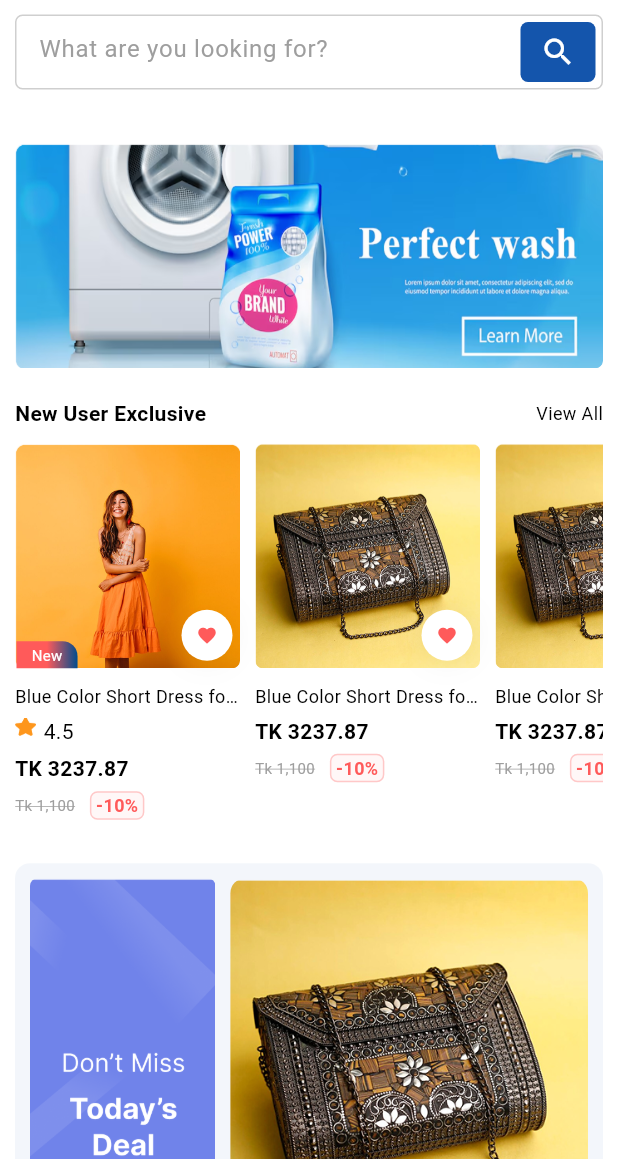
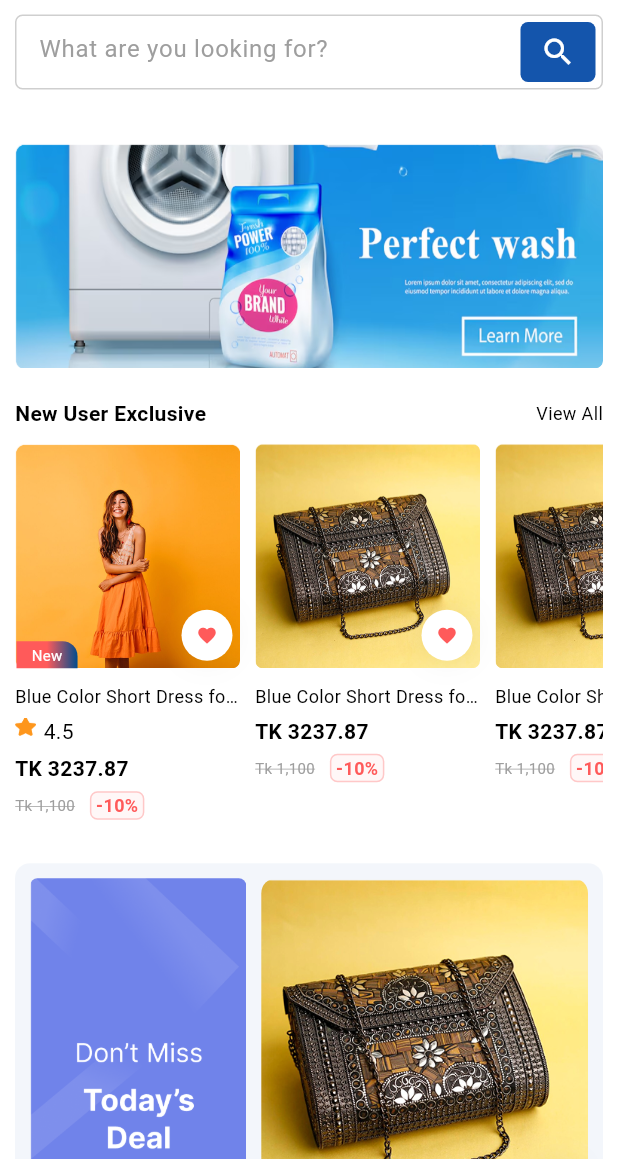
Before and after one commit to Zianur-6am/Flutter-Getx, a Flutter app: the ValleyHomeScreen screen opened by its route, scrolled down 576 dp, on a phone screen of 412 x 824 dp, the part 77-1236 px from its top. Run offline on Flutter 3.47's test engine with Material 3 defaults, Android fonts, the phone set to English and light mode, and no system bars; our stand-ins replace cached_network_image, carousel_slider, flutter_svg, get, shared_preferences; accounts and stored records are empty; network calls fail; Roboto replaces fonts that are missing (TitilliumWeb); project files that could hold a hidden picture were left out.

Commit message:
todays deal section desing polished

```diff
--- a/lib/design_practice/6valley_user/home_screen/widgets/todays_deal_widget.dart
+++ b/lib/design_practice/6valley_user/home_screen/widgets/todays_deal_widget.dart
@@ -9,6 +9,7 @@ class TodayDealWidget extends StatelessWidget {
 
   @override
   Widget build(BuildContext context) {
+    final double widthSize = MediaQuery.sizeOf(context).width;
     return Container(
       padding: const EdgeInsets.all(Dimensions.paddingSizeSmall),
       margin: const EdgeInsets.all(Dimensions.paddingSizeSmall),
@@ -22,31 +23,35 @@ class TodayDealWidget extends StatelessWidget {
           children: [
 
 
-            ClipRRect(
+            Padding(
+              padding: const EdgeInsets.only(right: Dimensions.paddingSizeExtraSmall),
+              child: ClipRRect(
                 borderRadius: BorderRadius.circular(5),
                 child: CustomAssetImageWidget(
                   Images.todayDealImage,
-                height: 300,
-                width: MediaQuery.sizeOf(context).width * 0.30,
+                  height: widthSize * 0.70,
+                  width: widthSize * 0.35,
                   fit: BoxFit.cover,
                 ),
               ),
-            const SizedBox(width: 10),
+            ),
 
 
             Flexible(
+              child: Padding(
+                padding: const EdgeInsets.only(left: Dimensions.paddingSizeExtraSmall),
                 child: Column(
                   crossAxisAlignment: CrossAxisAlignment.start,
                     mainAxisAlignment: MainAxisAlignment.start,
                     mainAxisSize: MainAxisSize.min,
                     children: [
                       Stack(children: [
-                      const ClipRRect(
-                        borderRadius: BorderRadius.all(Radius.circular(10)),
+                        ClipRRect(
+                          borderRadius: const BorderRadius.all(Radius.circular(10)),
                           child: CustomAssetImageWidget(
                             Images.bagIcon,
                             fit: BoxFit.cover,
-                          height: 250,
+                            height: widthSize * 0.55,
                             width: double.infinity,
                           ),
                         ),
@@ -99,6 +104,7 @@ class TodayDealWidget extends StatelessWidget {
                       const DiscountSectionWidget(),
 
                     ]),
+              ),
             ),
 
           ]),
```
Lines whose indentation alone changed are shown as unchanged.
